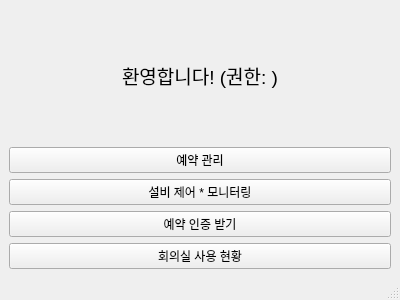
Before: the Qt Designer form adminGUI/home.ui in addinedu-ros-10th/iot-repo-1, drawn with Qt 5.
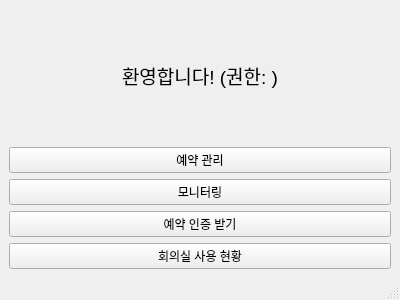
After: the same form once the commit is applied.

```diff
--- a/adminGUI/home.ui
+++ b/adminGUI/home.ui
@@ -42,7 +42,7 @@
       <item>
        <widget class="QPushButton" name="extraBtn">
         <property name="text">
-         <string>설비 제어 * 모니터링</string>
+         <string>모니터링</string>
         </property>
        </widget>
       </item>
```
